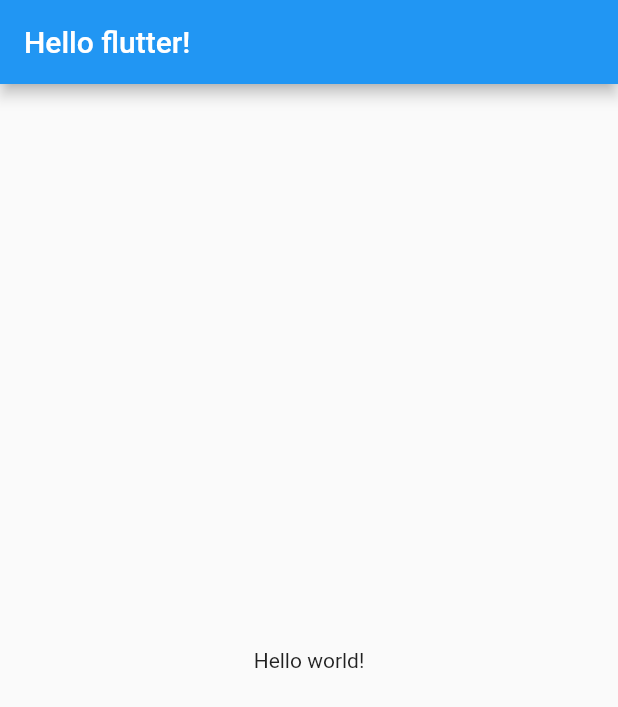
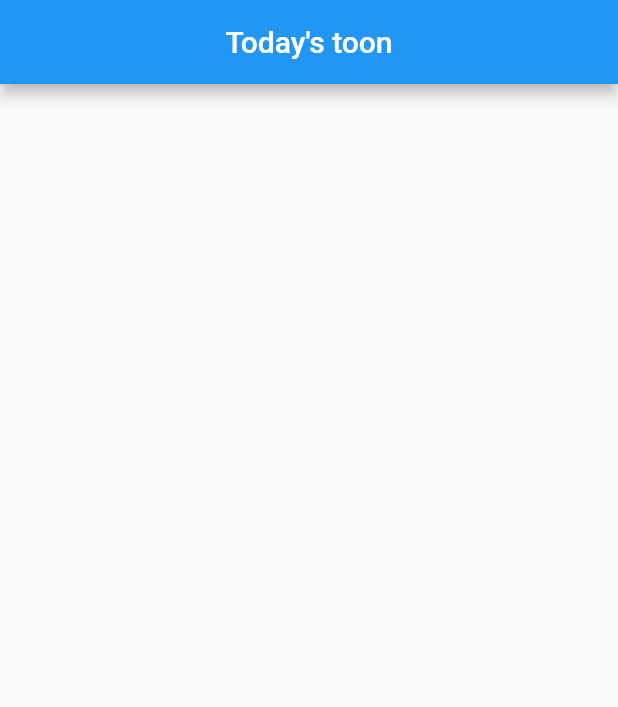
Before and after one commit to kimgeuntae/nomad_flutter, a Flutter app: the screen it shows after launch, on a phone screen of 412 x 824 dp. Shown: the top 707 px of the screen. Run offline on Flutter 3.47's test engine with Material 2 defaults, Android fonts, the phone set to English and light mode, and no system bars.

Commit message:
Add: 앱바

```diff
--- a/lib/main.dart
+++ b/lib/main.dart
@@ -1,21 +1,17 @@
 import 'package:flutter/material.dart';
+import 'package:toonflix/screens/home_screen.dart';
 
 void main() {
-  runApp(App());
+  runApp(const App());
 }
 
 class App extends StatelessWidget {
+  const App({super.key});
+
   @override
   Widget build(BuildContext context) {
-    return MaterialApp(
-      home: Scaffold(
-        appBar: AppBar(
-          title: const Text('Hello flutter!'),
-        ),
-        body: const Center(
-          child: Text('Hello world!'),
-        ),
-      ),
+    return const MaterialApp(
+      home: HomeScreen(),
     );
   }
 }
--- /dev/null
+++ b/lib/screens/home_screen.dart
@@ -0,0 +1,15 @@
+import 'package:flutter/material.dart';
+
+class HomeScreen extends StatelessWidget {
+  const HomeScreen({super.key});
+
+  @override
+  Widget build(BuildContext context) {
+    return Scaffold(
+      appBar: AppBar(
+        title: const Text("Today's toon"),
+        centerTitle: true,
+      ),
+    );
+  }
+}
```
